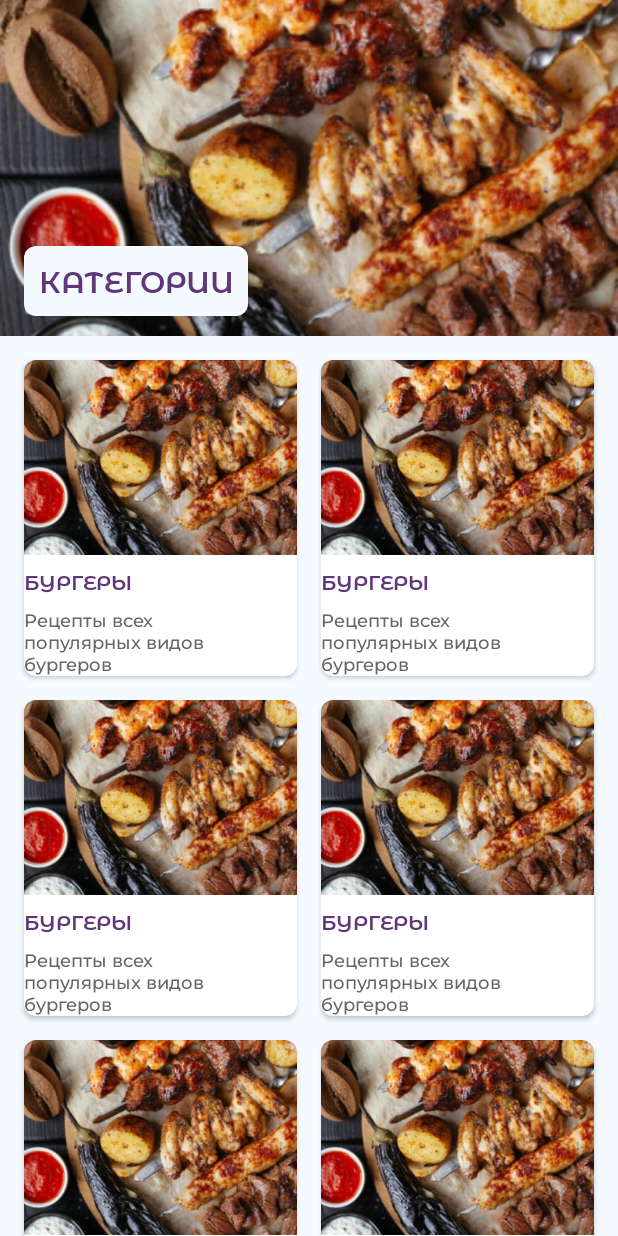
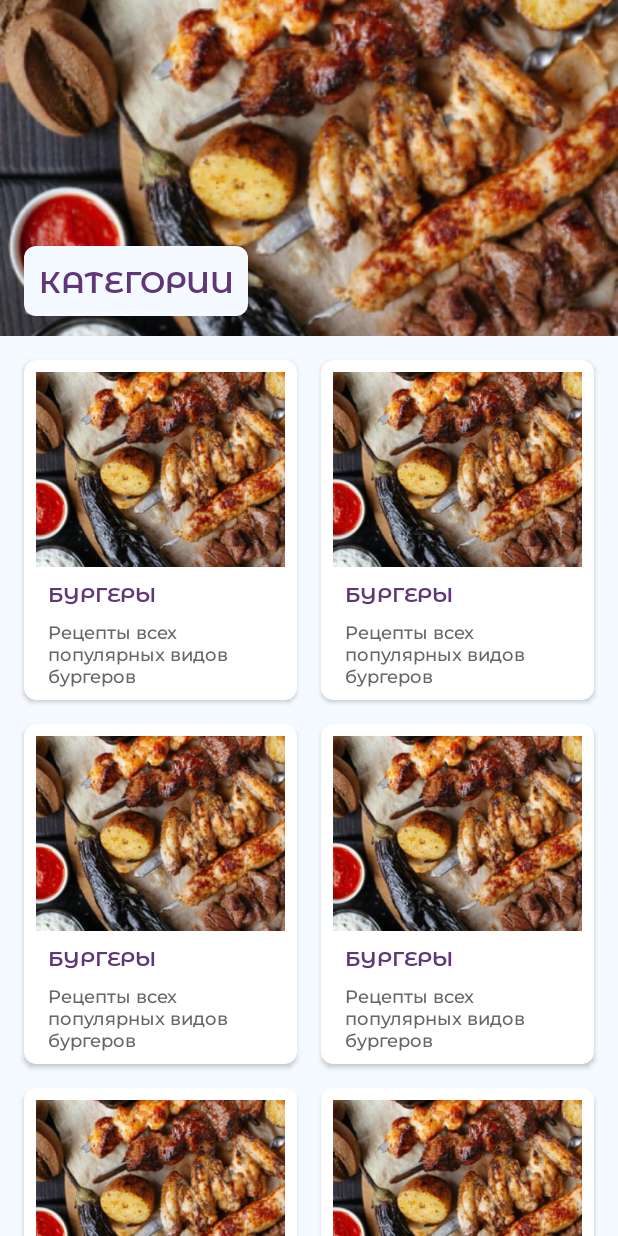
Before and after one commit to jybo84/CookingApp, an Android app: the layout fragment_list_categories.xml on its own in the app's theme, with its tools: preview values and no code run, on a phone screen of 412 x 824 dp. Run offline under Robolectric (Android 15) with nearby library versions, the phone set to English and light mode, and no system bars.

```diff
--- a/app/src/main/java/com/example/androidstudyapp/CategoriesListAdapter.kt
+++ b/app/src/main/java/com/example/androidstudyapp/CategoriesListAdapter.kt
@@ -3,7 +3,6 @@ package com.example.androidstudyapp
 import android.graphics.drawable.Drawable
 import android.util.Log
 import android.view.LayoutInflater
-import android.view.View
 import android.view.ViewGroup
 import androidx.recyclerview.widget.RecyclerView
 import com.example.androidstudyapp.databinding.ItemCategoryBinding
@@ -11,17 +10,15 @@ import com.example.androidstudyapp.databinding.ItemCategoryBinding
 class CategoriesListAdapter(private val dataSet: List<Category>) :
     RecyclerView.Adapter<CategoriesListAdapter.ViewHolder>() {
 
-    class ViewHolder(view: View) : RecyclerView.ViewHolder(view) {
-        private val binding = ItemCategoryBinding.inflate(LayoutInflater.from(itemView.context))
+    class ViewHolder(binding: ItemCategoryBinding) : RecyclerView.ViewHolder(binding.root) {
         val ivCategoryHolder = binding.ivCategory
         val tvTitleCategoryHolder = binding.tvTitleCategory
         val tvDescriptionCategoryHolder = binding.tvDescriptionCategory
     }
 
     override fun onCreateViewHolder(parent: ViewGroup, viewType: Int): ViewHolder {
-        val inflater = LayoutInflater.from(parent.context)
-        val view = inflater.inflate(R.layout.item_category, parent, false)
-        return ViewHolder(view)
+
+        return ViewHolder(ItemCategoryBinding.inflate(LayoutInflater.from(parent.context)))
     }
 
     override fun onBindViewHolder(holder: ViewHolder, numberOfPosition: Int) {
--- a/app/src/main/java/com/example/androidstudyapp/Category.kt
+++ b/app/src/main/java/com/example/androidstudyapp/Category.kt
@@ -2,6 +2,7 @@ package com.example.androidstudyapp
 data class Category(
     val id: Int,
     val title: String,
+    val description: String,
     val imageUrl: String,
-    val description: String,
+
 )
--- a/app/src/main/res/layout/fragment_list_categories.xml
+++ b/app/src/main/res/layout/fragment_list_categories.xml
@@ -41,10 +41,10 @@
         android:layout_width="match_parent"
         android:layout_height="match_parent"
         android:layout_marginHorizontal="8dp"
+        android:layout_marginTop="8dp"
         app:layoutManager="androidx.recyclerview.widget.GridLayoutManager"
         app:spanCount="2"
         tools:itemCount="6"
-        tools:listitem="@layout/item_category"
-        android:layout_marginTop="8dp"/>
+        tools:listitem="@layout/item_category" />
 
 </LinearLayout>
--- a/app/src/main/res/layout/item_category.xml
+++ b/app/src/main/res/layout/item_category.xml
@@ -8,16 +8,20 @@
     android:layout_marginHorizontal="8dp"
     android:layout_marginVertical="16dp"
     android:clickable="true"
-    app:cardCornerRadius="@dimen/corner_radius">
+    app:cardCornerRadius="@dimen/corner_radius"
+
+    >
 
     <LinearLayout
         android:layout_width="match_parent"
         android:layout_height="match_parent"
-        android:orientation="vertical">
+        android:orientation="vertical"
+        android:padding="8dp"
+        >
 
         <ImageView
             android:id="@+id/ivCategory"
-            android:layout_width="wrap_content"
+            android:layout_width="match_parent"
             android:layout_height="130dp"
             android:scaleType="centerCrop"
             android:src="@drawable/bcg_categories"
@@ -30,24 +34,28 @@
             style="@style/StyleTitle14"
             android:layout_width="match_parent"
             android:layout_height="wrap_content"
-            android:layout_marginVertical="8dp"
+android:layout_marginTop="8dp"
             android:textColor="@color/color_text_top_rectangle"
             android:textSize="14sp"
             app:layout_constraintEnd_toEndOf="parent"
             app:layout_constraintStart_toStartOf="parent"
             tools:ignore="MissingConstraints"
-            tools:text="бургеры" />
+            tools:text="бургеры"
+            android:paddingHorizontal="8dp"
+            />
 
         <TextView
             android:id="@+id/tvDescriptionCategory"
-            android:layout_width="match_parent"
+            android:layout_width="156dp"
             android:layout_height="wrap_content"
-            android:layout_marginTop="0dp"
+            android:layout_marginTop="8dp"
             android:fontFamily="@font/montserrat_medium"
             android:textColor="@color/color_item"
             android:textSize="12sp"
             app:layout_constraintTop_toBottomOf="@+id/textView"
-            tools:text="Рецепты всех \nпопулярных видов \nбургеров" />
+            tools:text="Рецепты всех популярных видов бургеров"
+            android:paddingHorizontal="8dp"
+            />
 
     </LinearLayout>
 
```
